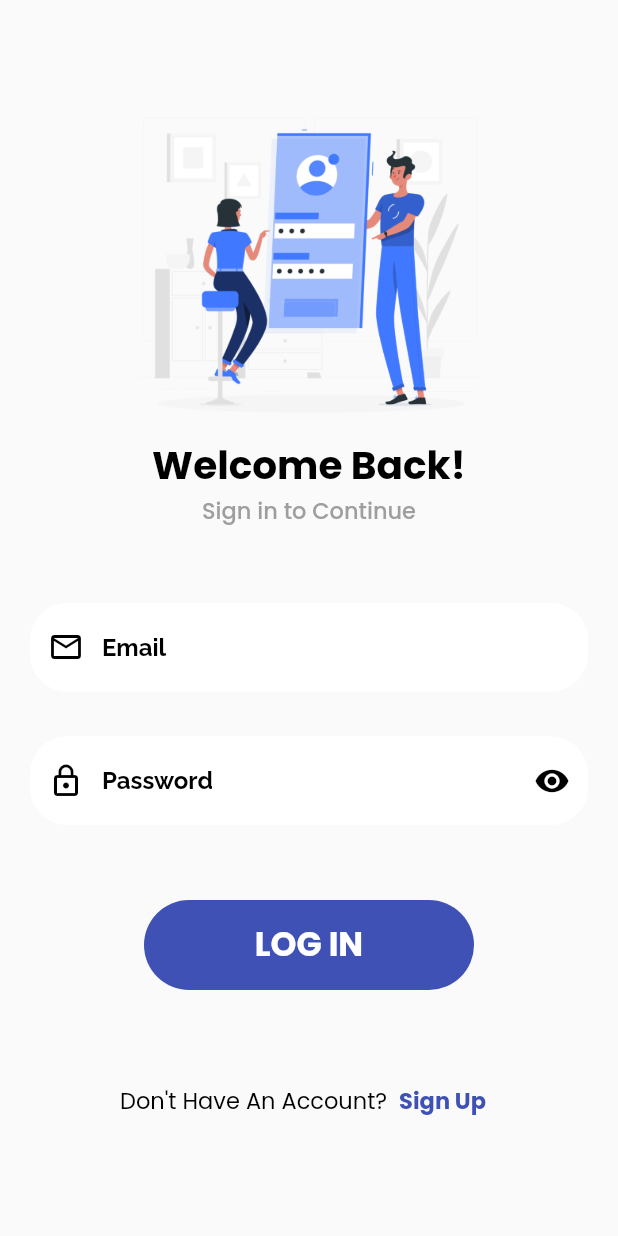
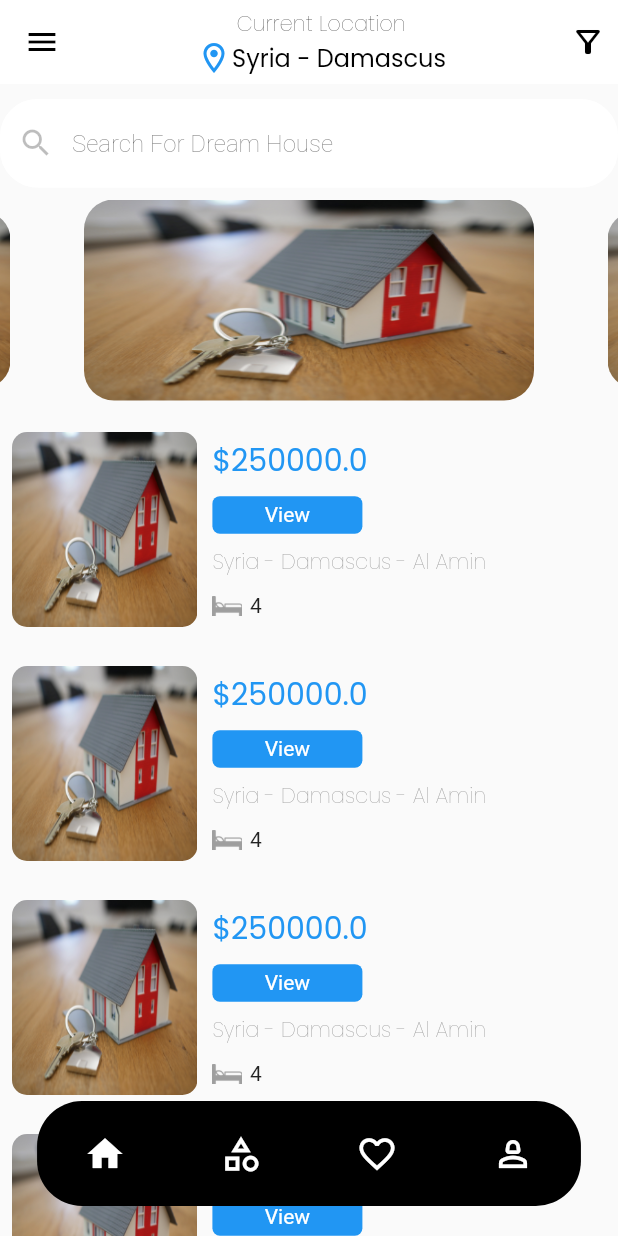
Before and after one commit to NaelEbrahim/property_Flutter_repo, a Flutter app: the screen it shows after launch, on a phone screen of 412 x 824 dp. Run offline on Flutter 3.47's test engine with Material 2 defaults, Android fonts, the phone set to English and light mode, and no system bars; drawn by our look-alikes of carousel_slider; our stand-ins replace conditional_builder_null_safety, dio, dropdown_button2, flutter_bloc, google_fonts.

Commit message:
add welcome and home screen

```diff
--- /dev/null
+++ b/lib/Modules/Home_Screen.dart
@@ -0,0 +1,268 @@
+// ignore_for_file: camel_case_types
+
+import 'package:carousel_slider/carousel_slider.dart';
+import 'package:flutter/material.dart';
+import 'package:university_project_property_app/Shared/Components.dart';
+
+class Home_Screen extends StatefulWidget {
+  Home_Screen({Key? key}) : super(key: key);
+
+  @override
+  State<Home_Screen> createState() => _Home_ScreenState();
+}
+
+class _Home_ScreenState extends State<Home_Screen> {
+  TextEditingController search = TextEditingController();
+
+  @override
+  void initState() {
+    super.initState();
+    search.addListener(() {});
+  }
+
+  @override
+  void dispose() {
+    search.dispose();
+    super.dispose();
+  }
+
+  List img = [
+    'images/tierra-mallorca-rgJ1J8SDEAY-unsplash.jpg',
+    'images/tierra-mallorca-rgJ1J8SDEAY-unsplash.jpg',
+    'images/tierra-mallorca-rgJ1J8SDEAY-unsplash.jpg',
+  ];
+
+  card(double prize, String loc, int bedcount) {
+    return Padding(
+      padding: const EdgeInsets.all(8.0),
+      child: SizedBox(
+        width: MediaQuery.of(context).size.width * 0.93,
+        height: 140,
+        child: Row(
+          children: [
+            ClipRRect(
+              borderRadius: const BorderRadius.all(Radius.circular(10)),
+              child: Image.asset(
+                'images/tierra-mallorca-rgJ1J8SDEAY-unsplash.jpg',
+                width: MediaQuery.of(context).size.width * 0.3,
+                height: 130,
+                fit: BoxFit.fill,
+              ),
+            ),
+            const SizedBox(
+              width: 10,
+            ),
+            SizedBox(
+              width: MediaQuery.of(context).size.width * 0.6,
+              height: 130,
+              child: Column(
+                mainAxisAlignment: MainAxisAlignment.spaceAround,
+                crossAxisAlignment: CrossAxisAlignment.start,
+                children: [
+                  reusableText(
+                    text: '\$${prize.toString()}',
+                    fontsize: 20,
+                    fontColor: Colors.blue,
+                  ),
+                  Container(
+                    width: 100,
+                    height: 25,
+                    decoration: const BoxDecoration(
+                      color: Colors.blue,
+                      borderRadius: BorderRadius.all(
+                        Radius.circular(5),
+                      ),
+                    ),
+                    child: const Center(
+                      child: Text(
+                        'View',
+                        style: TextStyle(color: Colors.white),
+                      ),
+                    ),
+                  ),
+                  reusableText(
+                    text: loc,
+                    fontsize: 14,
+                    fontWeight: FontWeight.w200,
+                    fontColor: Colors.grey,
+                  ),
+                  Row(
+                    children: [
+                      Image.asset(
+                        'images/87-870480_related-wallpapers-bed-icon-png.png',
+                        width: 20,
+                        height: 20,
+                        color: Colors.grey,
+                      ),
+                      const SizedBox(
+                        width: 5,
+                      ),
+                      Text(bedcount.toString()),
+                    ],
+                  ),
+                ],
+              ),
+            )
+          ],
+        ),
+      ),
+    );
+  }
+
+  @override
+  Widget build(BuildContext context) {
+    return Scaffold(
+      appBar: AppBar(
+        backgroundColor: Colors.white,
+        bottomOpacity: 0.0,
+        elevation: 0.0,
+        // title:
+        centerTitle: true,
+        title: Column(
+          crossAxisAlignment: CrossAxisAlignment.center,
+          children: [
+            reusableText(
+              text: 'Current Location',
+              fontsize: 14,
+              fontWeight: FontWeight.w200,
+            ),
+            Row(
+              mainAxisAlignment: MainAxisAlignment.center,
+              children: [
+                const Icon(
+                  Icons.location_on_outlined,
+                  color: Colors.blue,
+                ),
+                reusableText(text: 'Syria - Damascus', fontsize: 16),
+              ],
+            ),
+          ],
+        ),
+        actions: const [
+          Padding(
+            padding: EdgeInsets.all(8.0),
+            child: Icon(
+              Icons.filter_alt_outlined,
+              color: Colors.black,
+            ),
+          ),
+        ],
+        leading: GestureDetector(
+          onTap: () {
+            Scaffold.of(context).openDrawer();
+          },
+          child: const Icon(
+            Icons.menu,
+            color: Colors.black,
+          ),
+        ),
+      ),
+      body: SizedBox(
+        width: double.infinity,
+        height: double.infinity,
+        child: Stack(
+          children: [
+            SingleChildScrollView(
+              child: Column(
+                children: [
+                  const SizedBox(
+                    height: 10,
+                  ),
+                  reusableTextField(
+                    hintText: 'Search For Dream House',
+                    hintstyle: const TextStyle(fontWeight: FontWeight.w200),
+                    prefixIcon: const Icon(
+                      Icons.search,
+                      color: Colors.black26,
+                    ),
+                    controller: search,
+                  ),
+                  CarouselSlider.builder(
+                    itemCount: img.length,
+                    itemBuilder: (context, index, l) {
+                      return Padding(
+                        padding: const EdgeInsets.all(8.0),
+                        child: SizedBox(
+                          width: 300,
+                          height: 200,
+                          child: ClipRRect(
+                            borderRadius: const BorderRadius.all(
+                              Radius.circular(20),
+                            ),
+                            child: Image.asset(
+                              'images/tierra-mallorca-rgJ1J8SDEAY-unsplash.jpg',
+                              fit: BoxFit.fill,
+                            ),
+                          ),
+                        ),
+                      );
+                    },
+                    options: CarouselOptions(
+                      height: 150,
+                      autoPlay: true,
+                      autoPlayInterval: const Duration(seconds: 3),
+                      autoPlayAnimationDuration: const Duration(seconds: 2),
+                      //reverse: true,
+                      autoPlayCurve: Curves.fastOutSlowIn,
+                      enlargeCenterPage: true,
+                    ),
+                  ),
+                  ListView.builder(
+                    shrinkWrap: true,
+                    physics: const NeverScrollableScrollPhysics(),
+                    itemBuilder: (BuildContext context, int index) {
+                      return card(250000, 'Syria - Damascus - Al Amin', 4);
+                    },
+                    itemCount: 5,
+                  ),
+                  const SizedBox(
+                    height: 100,
+                  ),
+                ],
+              ),
+            ),
+            Positioned(
+              bottom: 20,
+              left: MediaQuery.of(context).size.width * 0.06,
+              child: Container(
+                width: MediaQuery.of(context).size.width * 0.88,
+                height: 70,
+                decoration: const BoxDecoration(
+                  color: Colors.black,
+                  borderRadius: BorderRadius.all(
+                    Radius.circular(30),
+                  ),
+                ),
+                child: const Row(
+                  mainAxisAlignment: MainAxisAlignment.spaceAround,
+                  children: [
+                    Icon(
+                      Icons.home,
+                      color: Colors.white,
+                      size: 28,
+                    ),
+                    Icon(
+                      Icons.category_outlined,
+                      color: Colors.white,
+                      size: 28,
+                    ),
+                    Icon(
+                      Icons.favorite_border_outlined,
+                      color: Colors.white,
+                      size: 28,
+                    ),
+                    Icon(
+                      Icons.person_2_outlined,
+                      color: Colors.white,
+                      size: 28,
+                    )
+                  ],
+                ),
+              ),
+            ),
+          ],
+        ),
+      ),
+    );
+  }
+}
--- a/lib/Modules/Login_Screen.dart
+++ b/lib/Modules/Login_Screen.dart
@@ -20,15 +20,16 @@ class Login_Screen extends StatelessWidget {
   Widget build(BuildContext context) {
     return BlocProvider(
       create: (context) => MyBloc(),
-        child: BlocConsumer <MyBloc,Bloc_States>(
-          listener: (context, state) => (){},
+      child: BlocConsumer<MyBloc, Bloc_States>(
+        listener: (context, state) => () {},
         builder: (context, state) {
           var bloc = MyBloc.get(context);
           return Scaffold(
             body: SafeArea(
               child: SingleChildScrollView(
                 child: Container(
-                    padding: const EdgeInsets.only(top: 60.0,left: 20.0,right: 20.0),
+                  padding:
+                      const EdgeInsets.only(top: 60.0, left: 20.0, right: 20.0),
                   child: Form(
                     key: formkey,
                     child: Column(
@@ -37,21 +38,19 @@ class Login_Screen extends StatelessWidget {
                         const Image(
                           image: AssetImage('images/login.png'),
                           fit: BoxFit.contain,
-                            height: 230,
+                          height: 150,
                           width: 230,
                         ),
                         reusableText(
                             text: 'Welcome Back!',
                             fontsize: 26,
-                              fontWeight: FontWeight.w700
-                          ),
+                            fontWeight: FontWeight.w700),
                         reusableText(
                             text: 'Sign in to Continue',
                             fontsize: 15,
                             fontColor: Colors.grey,
-                              fontWeight: FontWeight.w500
-                          ),
-                          const SizedBox(height: 50.0),
+                            fontWeight: FontWeight.w500),
+                        const SizedBox(height: 30.0),
                         reusableTextField(
                           hintText: 'Email',
                           prefixIcon: const Icon(Icons.email_outlined),
@@ -63,11 +62,12 @@ class Login_Screen extends StatelessWidget {
                             hintText: 'Password',
                             prefixIcon: const Icon(Icons.lock_outline),
                             suffixIcon: bloc.eyeIcon,
-                              suffixfunction: (){bloc.ChangeEye();},
+                            suffixfunction: () {
+                              bloc.ChangeEye();
+                            },
                             obscureText: bloc.eyeVisible,
                             controller: passwordController,
-                              textInputType: TextInputType.visiblePassword
-                          ),
+                            textInputType: TextInputType.visiblePassword),
                         const SizedBox(height: 50.0),
                         ConditionalBuilder(
                           condition: state is! LoadingLoginState,
@@ -76,25 +76,24 @@ class Login_Screen extends StatelessWidget {
                             height: 60.0,
                             decoration: BoxDecoration(
                                 borderRadius: BorderRadius.circular(30.0),
-                                  color: Colors.indigo
-                              ),
+                                color: Colors.indigo),
                             child: reusableTextButton(
                                 context: context,
                                 buttontext: 'LOG IN',
-                                  function: (){
-                                    if(formkey.currentState!.validate()) {
+                                function: () {
+                                  if (formkey.currentState!.validate()) {
                                     bloc.login({
-                                      'email' : emailController.text,
-                                      'password' : passwordController.text
+                                      'email': emailController.text,
+                                      'password': passwordController.text
                                     });
                                   }
                                 },
                                 fontSize: 22.0,
                                 textColor: Colors.white,
-                                  fontWeight: FontWeight.bold
+                                fontWeight: FontWeight.bold),
                           ),
-                            ),
-                            fallback: (context) => const Center(child: CircularProgressIndicator()),
+                          fallback: (context) =>
+                              const Center(child: CircularProgressIndicator()),
                         ),
                         const SizedBox(height: 50.0),
                         Row(
@@ -110,13 +109,13 @@ class Login_Screen extends StatelessWidget {
                                 textColor: Colors.indigo,
                                 fontWeight: FontWeight.bold,
                                 fontSize: 15,
-                                  function: (){
+                                function: () {
                                   Navigator.push(
                                       context,
-                                        MaterialPageRoute(builder: (context) => SignUp_Screen())
-                                    );
-                                  }
-                              )
+                                      MaterialPageRoute(
+                                          builder: (context) =>
+                                              SignUp_Screen()));
+                                })
                           ],
                         )
                       ],
--- a/lib/Shared/Components.dart
+++ b/lib/Shared/Components.dart
@@ -1,39 +1,41 @@
 import 'package:flutter/material.dart';
 import 'package:google_fonts/google_fonts.dart';
 
-Widget reusableText({
-  required String text,
+Widget reusableText(
+        {required String text,
         required double fontsize,
-  int maxLines = 5 ,
+        int maxLines = 5,
         FontWeight fontWeight = FontWeight.normal,
         Color fontColor = Colors.black,
-  bool linethrough = false
-}) => Text(
+        bool linethrough = false}) =>
+    Text(
       text,
       maxLines: maxLines,
+      textAlign: TextAlign.center,
       overflow: TextOverflow.ellipsis,
       style: GoogleFonts.poppins(
           fontWeight: fontWeight,
           fontSize: fontsize,
           color: fontColor,
-        decoration: (linethrough) ? TextDecoration.lineThrough : TextDecoration.none
-      ),
+          decoration:
+              (linethrough) ? TextDecoration.lineThrough : TextDecoration.none),
     );
 
-Widget reusableTextField({
-  required String hintText,
+Widget reusableTextField(
+        {required String hintText,
         required Icon prefixIcon,
-  IconData ? suffixIcon,
-  void Function() ? suffixfunction,
-  required TextEditingController controller ,
+        TextStyle? hintstyle,
+        IconData? suffixIcon,
+        void Function()? suffixfunction,
+        required TextEditingController controller,
         bool obscureText = false,
-  TextInputType textInputType = TextInputType.text
-}) => TextFormField(
+        TextInputType textInputType = TextInputType.text}) =>
+    TextFormField(
       controller: controller,
       obscureText: obscureText,
       cursorColor: Colors.black,
       keyboardType: textInputType,
-      style: const TextStyle(color: Colors.indigo,fontWeight: FontWeight.bold),
+      style: const TextStyle(color: Colors.indigo, fontWeight: FontWeight.bold),
       decoration: InputDecoration(
         filled: true,
         fillColor: Colors.white,
@@ -55,30 +57,29 @@ Widget reusableTextField({
           icon: Icon(suffixIcon),
         ),
         hintText: hintText,
-        hintStyle: GoogleFonts.raleway(color: Colors.black),
+        hintStyle:hintstyle ?? GoogleFonts.raleway(color: Colors.black),
         prefixIconColor: Colors.black,
         suffixIconColor: Colors.black,
       ),
-      validator: (value){
-        if ( value!.isEmpty ) {
+      validator: (value) {
+        if (value!.isEmpty) {
           return 'must\'t be empty';
         }
         return null;
       },
     );
 
-Widget reusableTextButton ({
-  required BuildContext context,
+Widget reusableTextButton(
+        {required BuildContext context,
         required String buttontext,
         required Function() function,
         Color textColor = Colors.black,
         double fontSize = 20.0,
-  FontWeight fontWeight = FontWeight.normal
-}) => TextButton(
+        FontWeight fontWeight = FontWeight.normal}) =>
+    TextButton(
         onPressed: function,
         child: reusableText(
             text: buttontext,
             fontsize: fontSize,
             fontColor: textColor,
-        fontWeight: fontWeight
-    ));
+            fontWeight: fontWeight));
--- a/lib/main.dart
+++ b/lib/main.dart
@@ -3,7 +3,9 @@ import 'package:flutter_bloc/flutter_bloc.dart';
 import 'package:university_project_property_app/Bloc/Bloc.dart';
 import 'package:university_project_property_app/Bloc/Bloc_States.dart';
 import 'package:university_project_property_app/Helper/Dio_Helper.dart';
+import 'package:university_project_property_app/Modules/Home_Screen.dart';
 import 'package:university_project_property_app/Modules/Login_Screen.dart';
+import 'package:university_project_property_app/Modules/Welcome_Screen.dart';
 import 'package:university_project_property_app/Shared/BloC_Observer.dart';
 
 void main() {
@@ -13,7 +15,7 @@ void main() {
 }
 
 class MyApp extends StatelessWidget {
-  const MyApp({super.key});
+  const MyApp({key});
 
   @override
   Widget build(BuildContext context) {
@@ -23,11 +25,9 @@ class MyApp extends StatelessWidget {
         listener: (context, state) => () {},
         builder: (context, state) {
           return MaterialApp(
-            theme: ThemeData(
-              primarySwatch: Colors.indigo
-            ),
+            theme: ThemeData(primarySwatch: Colors.indigo),
             debugShowCheckedModeBanner: false,
-            home: Login_Screen(),
+            home: Home_Screen(),
           );
         },
       ),
--- a/pubspec.yaml
+++ b/pubspec.yaml
@@ -38,6 +38,7 @@ dependencies:
   google_fonts: ^4.0.4
   dropdown_button2: ^2.1.0
   flutter_bloc: ^8.1.2
+  carousel_slider: ^4.2.1
   dio: ^5.1.2
   conditional_builder_null_safety: ^0.0.6
 
@@ -66,8 +67,7 @@ flutter:
 
   # To add assets to your application, add an assets section, like this:
   assets:
-    - images/login.png
-    - images/sign_up.png
+    - images/
      #- images/a_dot_ham.jpeg
 
   # An image asset can refer to one or more resolution-specific "variants", see
```
Also changed, not shown: lib/Modules/SignUp_Screen.dart (+20 -9 lines), lib/Modules/Welcome_Screen.dart (added, +113 -0 lines), images/87-870480_related-wallpapers-bed-icon-png.png (added), images/tierra-mallorca-rgJ1J8SDEAY-unsplash.jpg (added), pubspec.lock, 1 other file. Lines whose indentation alone changed are shown as unchanged.
